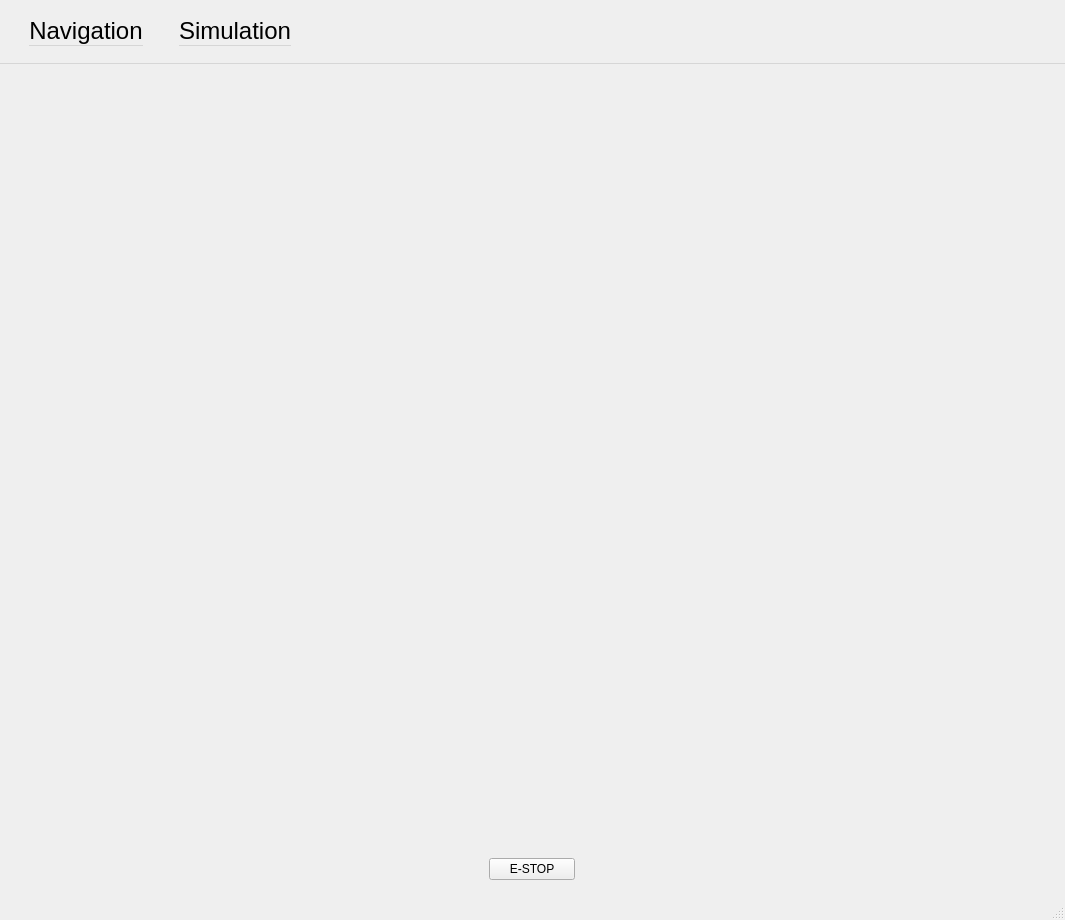
Qt form frontend/BSCMainWindow.ui (YCP-Rev-Metrix/BallSpinner-Controller-v2) before a commit.
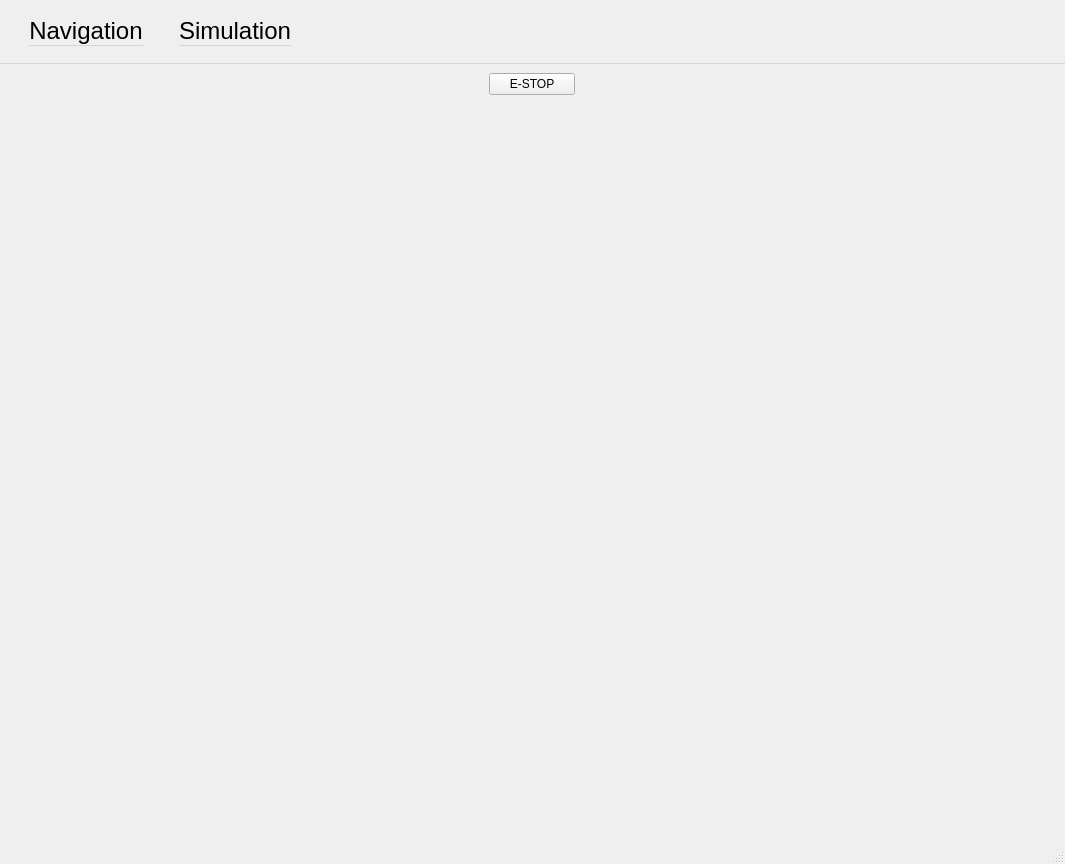
The same form after that commit. Custom widgets are drawn as their Qt base class.

```diff
--- a/frontend/BSCMainWindow.ui
+++ b/frontend/BSCMainWindow.ui
@@ -7,7 +7,7 @@
     <x>0</x>
     <y>0</y>
     <width>1065</width>
-    <height>920</height>
+    <height>864</height>
    </rect>
   </property>
   <property name="windowTitle">
@@ -15,6 +15,19 @@
   </property>
   <widget class="QWidget" name="wgtCentral">
    <layout class="QVBoxLayout" name="verticalLayout_3">
+    <item alignment="Qt::AlignHCenter">
+     <widget class="QPushButton" name="btnEStop">
+      <property name="sizePolicy">
+       <sizepolicy hsizetype="Maximum" vsizetype="Fixed">
+        <horstretch>0</horstretch>
+        <verstretch>0</verstretch>
+       </sizepolicy>
+      </property>
+      <property name="text">
+       <string>     E-STOP     </string>
+      </property>
+     </widget>
+    </item>
     <item>
      <widget class="QWidget" name="wgtSpacer" native="true">
       <property name="sizePolicy">
@@ -100,19 +113,6 @@
          </widget>
         </widget>
        </item>
-       <item alignment="Qt::AlignHCenter">
-        <widget class="QPushButton" name="btnEStop">
-         <property name="sizePolicy">
-          <sizepolicy hsizetype="Preferred" vsizetype="Fixed">
-           <horstretch>0</horstretch>
-           <verstretch>0</verstretch>
-          </sizepolicy>
-         </property>
-         <property name="text">
-          <string>     E-STOP     </string>
-         </property>
-        </widget>
-       </item>
       </layout>
      </widget>
     </item>
```
